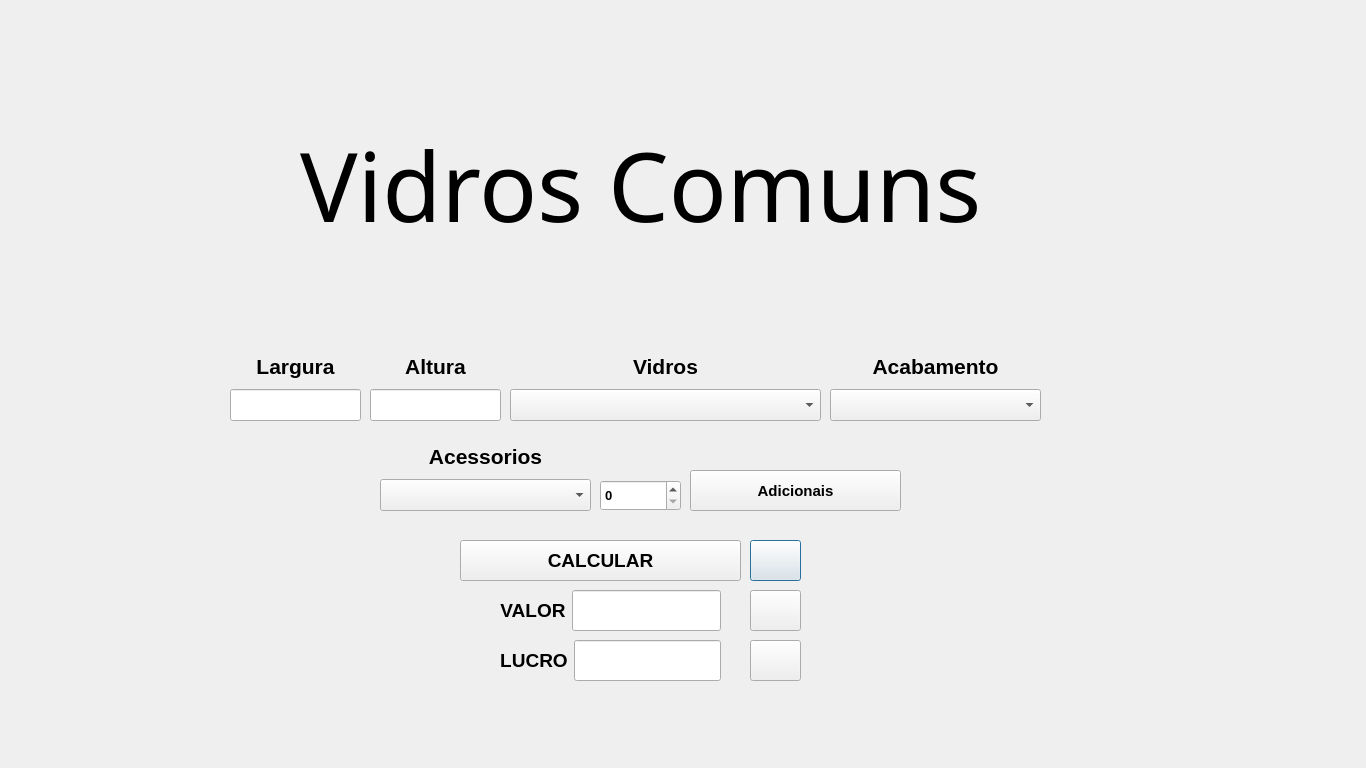
Before: the Qt Designer form ArtvidrosV3/vidroscomuns.ui in PedrOliveiraM/Artvidros-2023, drawn with Qt 5.
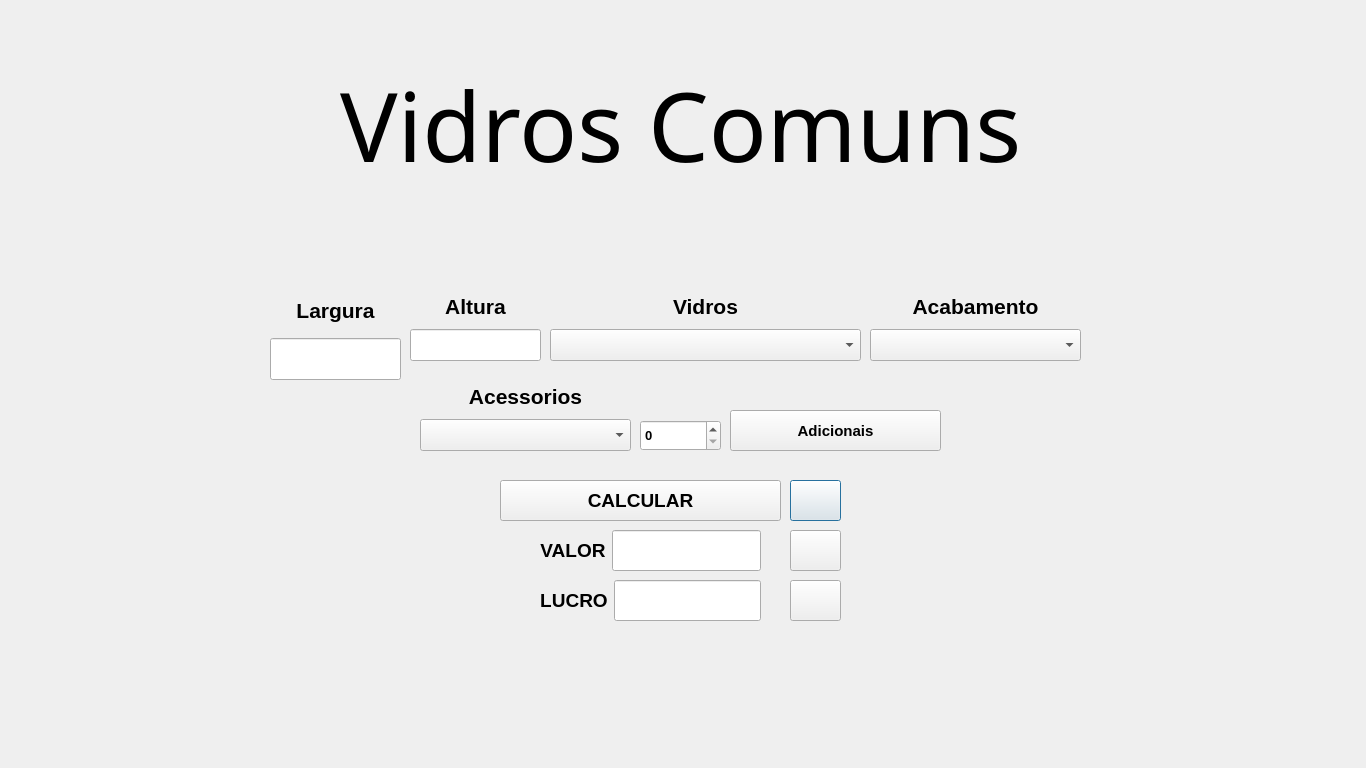
After: the same form once the commit is applied. Icons and pictures are not drawn.

```diff
--- a/ArtvidrosV3/vidroscomuns.ui
+++ b/ArtvidrosV3/vidroscomuns.ui
@@ -16,8 +16,8 @@
   <widget class="QPushButton" name="pushButtonDesconto">
    <property name="geometry">
     <rect>
-     <x>750</x>
-     <y>540</y>
+     <x>790</x>
+     <y>480</y>
      <width>51</width>
      <height>41</height>
     </rect>
@@ -39,8 +39,8 @@
   <widget class="QPushButton" name="pushButtonSalvar">
    <property name="geometry">
     <rect>
-     <x>750</x>
-     <y>590</y>
+     <x>790</x>
+     <y>530</y>
      <width>51</width>
      <height>41</height>
     </rect>
@@ -62,8 +62,8 @@
   <widget class="QPushButton" name="pushButtonCalcular">
    <property name="geometry">
     <rect>
-     <x>460</x>
-     <y>540</y>
+     <x>500</x>
+     <y>480</y>
      <width>281</width>
      <height>41</height>
     </rect>
@@ -87,8 +87,8 @@
   <widget class="QWidget" name="layoutWidget_12">
    <property name="geometry">
     <rect>
-     <x>830</x>
-     <y>350</y>
+     <x>870</x>
+     <y>290</y>
      <width>211</width>
      <height>71</height>
     </rect>
@@ -127,8 +127,8 @@
   <widget class="QWidget" name="layoutWidget_2">
    <property name="geometry">
     <rect>
-     <x>500</x>
-     <y>640</y>
+     <x>540</x>
+     <y>580</y>
      <width>221</width>
      <height>41</height>
     </rect>
@@ -169,8 +169,8 @@
   <widget class="QLabel" name="label">
    <property name="geometry">
     <rect>
-     <x>300</x>
-     <y>90</y>
+     <x>340</x>
+     <y>30</y>
      <width>781</width>
      <height>191</height>
     </rect>
@@ -189,8 +189,8 @@
   <widget class="QWidget" name="layoutWidget">
    <property name="geometry">
     <rect>
-     <x>510</x>
-     <y>350</y>
+     <x>550</x>
+     <y>290</y>
      <width>311</width>
      <height>71</height>
     </rect>
@@ -235,10 +235,10 @@
   <widget class="QWidget" name="layoutWidget_4">
    <property name="geometry">
     <rect>
-     <x>230</x>
-     <y>350</y>
+     <x>270</x>
+     <y>290</y>
      <width>131</width>
-     <height>71</height>
+     <height>90</height>
     </rect>
    </property>
    <layout class="QVBoxLayout" name="verticalLayout">
@@ -276,8 +276,8 @@
   <widget class="QWidget" name="layoutWidget_7">
    <property name="geometry">
     <rect>
-     <x>380</x>
-     <y>440</y>
+     <x>420</x>
+     <y>380</y>
      <width>211</width>
      <height>71</height>
     </rect>
@@ -316,8 +316,8 @@
   <widget class="QWidget" name="layoutWidget_3">
    <property name="geometry">
     <rect>
-     <x>500</x>
-     <y>590</y>
+     <x>540</x>
+     <y>530</y>
      <width>221</width>
      <height>41</height>
     </rect>
@@ -351,8 +351,8 @@
   <widget class="QPushButton" name="pushButtonLimpar">
    <property name="geometry">
     <rect>
-     <x>750</x>
-     <y>640</y>
+     <x>790</x>
+     <y>580</y>
      <width>51</width>
      <height>41</height>
     </rect>
@@ -374,8 +374,8 @@
   <widget class="QPushButton" name="pushButtonRefatorando">
    <property name="geometry">
     <rect>
-     <x>690</x>
-     <y>470</y>
+     <x>730</x>
+     <y>410</y>
      <width>211</width>
      <height>41</height>
     </rect>
@@ -403,8 +403,8 @@
   <widget class="QWidget" name="layoutWidget_6">
    <property name="geometry">
     <rect>
-     <x>370</x>
-     <y>350</y>
+     <x>410</x>
+     <y>290</y>
      <width>131</width>
      <height>71</height>
     </rect>
@@ -444,8 +444,8 @@
   <widget class="QWidget" name="layoutWidget_5">
    <property name="geometry">
     <rect>
-     <x>600</x>
-     <y>480</y>
+     <x>640</x>
+     <y>420</y>
      <width>81</width>
      <height>31</height>
     </rect>
```
